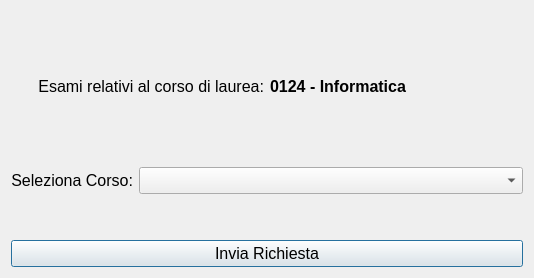
Before: the Qt Designer form gui/ui/students_dialog_invio_richiesta_date_esami_gui.ui in VikSn0w/StudiSync, drawn with Qt 5.
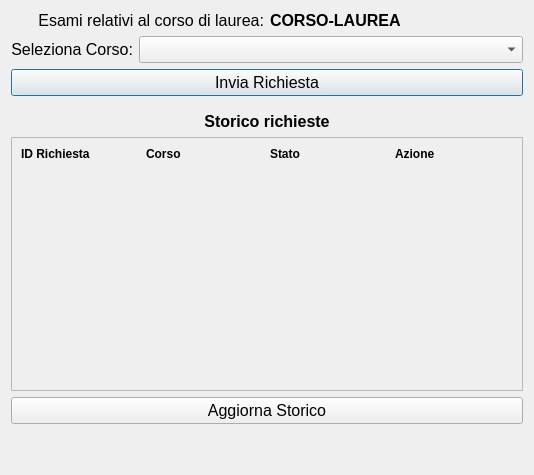
After: the same form once the commit is applied.

```diff
--- a/gui/ui/students_dialog_invio_richiesta_date_esami_gui.ui
+++ b/gui/ui/students_dialog_invio_richiesta_date_esami_gui.ui
@@ -7,7 +7,7 @@
     <x>0</x>
     <y>0</y>
     <width>534</width>
-    <height>278</height>
+    <height>475</height>
    </rect>
   </property>
   <property name="windowTitle">
@@ -51,11 +51,12 @@
        <property name="font">
         <font>
          <pointsize>12</pointsize>
+         <weight>75</weight>
          <bold>true</bold>
         </font>
        </property>
        <property name="text">
-        <string>0124 - Informatica</string>
+        <string>CORSO-LAUREA</string>
        </property>
       </widget>
      </item>
@@ -95,22 +96,6 @@
      </item>
     </layout>
    </item>
-   <item>
-    <spacer name="verticalSpacer">
-     <property name="orientation">
-      <enum>Qt::Vertical</enum>
-     </property>
-     <property name="sizeType">
-      <enum>QSizePolicy::Minimum</enum>
-     </property>
-     <property name="sizeHint" stdset="0">
-      <size>
-       <width>20</width>
-       <height>40</height>
-      </size>
-     </property>
-    </spacer>
-   </item>
    <item>
     <widget class="QPushButton" name="InviaRichiestaButton">
      <property name="font">
@@ -123,6 +108,164 @@
      </property>
     </widget>
    </item>
+   <item>
+    <spacer name="verticalSpacer_2">
+     <property name="orientation">
+      <enum>Qt::Vertical</enum>
+     </property>
+     <property name="sizeType">
+      <enum>QSizePolicy::Minimum</enum>
+     </property>
+     <property name="sizeHint" stdset="0">
+      <size>
+       <width>20</width>
+       <height>10</height>
+      </size>
+     </property>
+    </spacer>
+   </item>
+   <item>
+    <widget class="QLabel" name="label_3">
+     <property name="sizePolicy">
+      <sizepolicy hsizetype="Minimum" vsizetype="Minimum">
+       <horstretch>0</horstretch>
+       <verstretch>0</verstretch>
+      </sizepolicy>
+     </property>
+     <property name="font">
+      <font>
+       <pointsize>12</pointsize>
+       <weight>75</weight>
+       <bold>true</bold>
+      </font>
+     </property>
+     <property name="text">
+      <string>Storico richieste</string>
+     </property>
+     <property name="alignment">
+      <set>Qt::AlignCenter</set>
+     </property>
+    </widget>
+   </item>
+   <item>
+    <widget class="QScrollArea" name="scrollArea">
+     <property name="widgetResizable">
+      <bool>true</bool>
+     </property>
+     <widget class="QWidget" name="scrollAreaWidgetContents_2">
+      <property name="geometry">
+       <rect>
+        <x>0</x>
+        <y>0</y>
+        <width>514</width>
+        <height>242</height>
+       </rect>
+      </property>
+      <layout class="QVBoxLayout" name="verticalLayout_3">
+       <item>
+        <layout class="QHBoxLayout" name="horizontalLayout_4">
+         <item>
+          <widget class="QLabel" name="label_9">
+           <property name="font">
+            <font>
+             <weight>75</weight>
+             <bold>true</bold>
+            </font>
+           </property>
+           <property name="text">
+            <string>ID Richiesta</string>
+           </property>
+          </widget>
+         </item>
+         <item>
+          <widget class="QLabel" name="label_11">
+           <property name="font">
+            <font>
+             <weight>75</weight>
+             <bold>true</bold>
+            </font>
+           </property>
+           <property name="text">
+            <string>Corso</string>
+           </property>
+          </widget>
+         </item>
+         <item>
+          <widget class="QLabel" name="label_12">
+           <property name="font">
+            <font>
+             <weight>75</weight>
+             <bold>true</bold>
+            </font>
+           </property>
+           <property name="text">
+            <string>Stato</string>
+           </property>
+          </widget>
+         </item>
+         <item>
+          <widget class="QLabel" name="label_14">
+           <property name="font">
+            <font>
+             <weight>75</weight>
+             <bold>true</bold>
+            </font>
+           </property>
+           <property name="text">
+            <string>Azione</string>
+           </property>
+          </widget>
+         </item>
+        </layout>
+       </item>
+       <item>
+        <layout class="QVBoxLayout" name="TableView"/>
+       </item>
+       <item>
+        <spacer name="verticalSpacer_3">
+         <property name="orientation">
+          <enum>Qt::Vertical</enum>
+         </property>
+         <property name="sizeHint" stdset="0">
+          <size>
+           <width>20</width>
+           <height>40</height>
+          </size>
+         </property>
+        </spacer>
+       </item>
+      </layout>
+     </widget>
+    </widget>
+   </item>
+   <item>
+    <widget class="QPushButton" name="AggiornaStoricoButton">
+     <property name="font">
+      <font>
+       <pointsize>12</pointsize>
+      </font>
+     </property>
+     <property name="text">
+      <string>Aggiorna Storico</string>
+     </property>
+    </widget>
+   </item>
+   <item>
+    <spacer name="verticalSpacer">
+     <property name="orientation">
+      <enum>Qt::Vertical</enum>
+     </property>
+     <property name="sizeType">
+      <enum>QSizePolicy::Minimum</enum>
+     </property>
+     <property name="sizeHint" stdset="0">
+      <size>
+       <width>20</width>
+       <height>40</height>
+      </size>
+     </property>
+    </spacer>
+   </item>
   </layout>
  </widget>
  <resources/>
```
